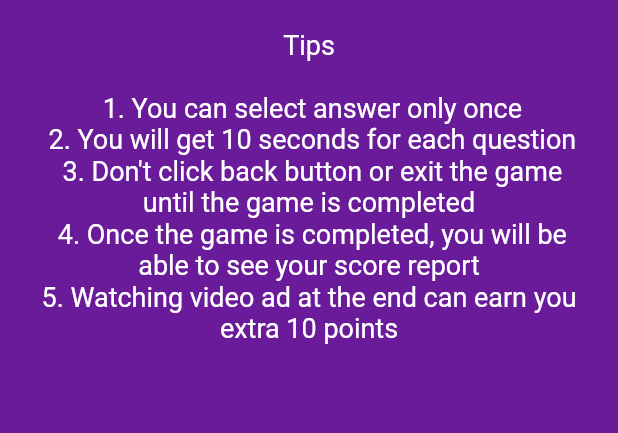
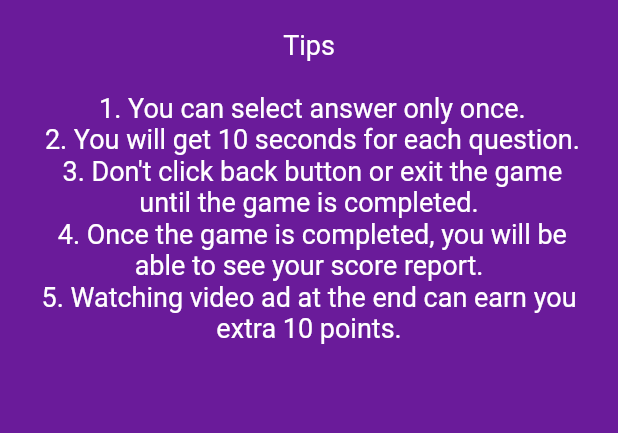
Before and after one commit to manish-poudel/surprize, a Flutter app: the AppIntroPage widget shown alone on an empty page, opened directly, swiped to page 4, on a phone screen of 412 x 824 dp. Shown: the part 736-1169 px from the top of the screen. Run offline on Flutter 3.47's test engine with Material 2 defaults, Android fonts, the phone set to English and light mode, and no system bars; drawn by our look-alikes of intro_slider; our stand-ins replace cached_network_image, carousel_slider, cloud_firestore, connectivity, firebase_auth, firebase_messaging and 10 more; missing offline and left inert: add_2_calendar, admob_flutter, audioplayer, esys_flutter_share, firebase_admob, flutter_cupertino_date_picker; accounts and stored records are empty; statements that could not run were skipped.

Commit message:
Improved UI.

```diff
--- a/lib/AccountPage.dart
+++ b/lib/AccountPage.dart
@@ -69,7 +69,7 @@ class _AccountPageState extends State<AccountPage> {
               Icon(icon, color: Colors.blueGrey[300], size: 64),
               Padding(
                 padding: const EdgeInsets.all(8.0),
-                child: Text(message, textAlign:TextAlign.center,style: TextStyle(color: Colors.blueGrey,fontFamily: 'Raleway',fontWeight: FontWeight.w300,fontSize: 14)),
+                child: Text(message, textAlign:TextAlign.center,style: TextStyle(color: Colors.blueGrey,fontFamily: 'Raleway',fontWeight: FontWeight.w400,fontSize: 14)),
               ),
               FlatButton(
                   child: Text("Send",
@@ -162,7 +162,7 @@ class _AccountPageState extends State<AccountPage> {
                               Text("Change email",
                                   style: TextStyle(
                                       fontFamily: 'Raleway',
-                                      fontWeight: FontWeight.w300,
+                                      fontWeight: FontWeight.w400,
                                       fontSize: 18,
                                       color: Colors.black)),
                               Text(
--- a/lib/AppIntroPage.dart
+++ b/lib/AppIntroPage.dart
@@ -56,11 +56,11 @@ class _AppIntroPageState extends State<AppIntroPage> {
         description: "Surprize Challenge allows you to play quiz and earn cash prize. "
             "Game time will be notified in the app and you will get notification before the game starts. \n \n"
             "Tips\n \n "
-            "1. You can select answer only once \n "
-            "2. You will get 10 seconds for each question \n "
-            "3. Don't click back button or exit the game until the game is completed \n "
-            "4. Once the game is completed, you will be able to see your score report \n"
-            "5. Watching video ad at the end can earn you extra 10 points ",
+            "1. You can select answer only once. \n "
+            "2. You will get 10 seconds for each question. \n "
+            "3. Don't click back button or exit the game until the game is completed. \n "
+            "4. Once the game is completed, you will be able to see your score report. \n"
+            "5. Watching video ad at the end can earn you extra 10 points. ",
         pathImage: ImageResources.helpSurprize,
         backgroundColor: Colors.purple[800]
     );
@@ -70,9 +70,9 @@ class _AppIntroPageState extends State<AppIntroPage> {
         title: "Daily Quiz Challenge",
         description: "Daily Quiz Challenge allows you to play quiz and earn cash prize. The game is opened for a period of 24 hours and can only be played once.\n\n"
             "Tips\n \n "
-            "1. You can select answer only once \n "
-            "2. You will get 10 seconds for each question \n "
-            "3. Don't click back button or exit the game until the game is completed \n ",
+            "1. You can select answer only once. \n "
+            "2. You will get 10 seconds for each question. \n "
+            "3. Don't click back button or exit the game until the game is completed. \n ",
         pathImage: ImageResources.helpDQC,
         backgroundColor: Colors.purple[800]
     );
@@ -99,7 +99,7 @@ class _AppIntroPageState extends State<AppIntroPage> {
     Slide slideQuizLetters = Slide(
         title: "Quiz Letters",
         description: "Quiz letters is a fun way to play quiz and test your knowledge on different subject with interesting facts."
-            "\n \n You will be provided with new quiz letter every day. Play them to increase your chance of winning Daily Quiz Challenge."
+            "\n \n You will be provided with new quiz letter every day. Play them to increase your chance of winning Surprize Challenge."
             ,
         pathImage: ImageResources.helpQuizLetter,
         backgroundColor: Colors.purple[800]
--- a/lib/ChangeCredentialPage.dart
+++ b/lib/ChangeCredentialPage.dart
@@ -146,7 +146,7 @@ class _ChangeCredentialPageState extends State<ChangeCredentialPage> {
                 padding: const EdgeInsets.only(top:16.0,left:16.0),
                 child: Row(
                   children: <Widget>[
-                    Text("Change password for: ",style: TextStyle(color: Colors.blueGrey,fontFamily: 'Raleway',fontWeight: FontWeight.w300,fontSize: 14)),
+                    Text("Change password for: ",style: TextStyle(color: Colors.blueGrey,fontFamily: 'Raleway',fontWeight: FontWeight.w400,fontSize: 14)),
                     Text(UserMemory().getPlayer().email,style: TextStyle(color: Colors.blueGrey,fontFamily: 'Raleway',fontWeight: FontWeight.w600,fontSize: 14)),
                   ],
                 ),
@@ -224,7 +224,7 @@ class _ChangeCredentialPageState extends State<ChangeCredentialPage> {
             Icon(icon, color: Colors.blueGrey[300], size: 64),
             Padding(
               padding: const EdgeInsets.all(8.0),
-              child: Text(message, textAlign:TextAlign.center,style: TextStyle(color: Colors.blueGrey,fontFamily: 'Raleway',fontWeight: FontWeight.w300,fontSize: 14)),
+              child: Text(message, textAlign:TextAlign.center,style: TextStyle(color: Colors.blueGrey,fontFamily: 'Raleway',fontWeight: FontWeight.w400,fontSize: 14)),
             ),
             FlatButton(
                 child: Text("Send",
@@ -249,7 +249,7 @@ class _ChangeCredentialPageState extends State<ChangeCredentialPage> {
               padding: const EdgeInsets.only(top:16.0,left:16.0),
               child: Row(
                 children: <Widget>[
-                  Text("Your current email address: ",style: TextStyle(color: Colors.blueGrey,fontFamily: 'Raleway',fontWeight: FontWeight.w300,fontSize: 14)),
+                  Text("Your current email address: ",style: TextStyle(color: Colors.blueGrey,fontFamily: 'Raleway',fontWeight: FontWeight.w400,fontSize: 14)),
                   Text(UserMemory().getPlayer().email,style: TextStyle(color: Colors.blueGrey,fontFamily: 'Raleway',fontWeight: FontWeight.w600,fontSize: 14)),
                 ],
               ),
--- a/lib/EmailChangeSuccess.dart
+++ b/lib/EmailChangeSuccess.dart
@@ -31,7 +31,7 @@ class _EmailChangeSuccessState extends State<EmailChangeSuccess> {
             padding: const EdgeInsets.only(top:16.0,left:16.0),
             child: Row(
               children: <Widget>[
-                Text("Email changed to: ",style: TextStyle(color: Colors.blueGrey,fontFamily: 'Raleway',fontWeight: FontWeight.w300,fontSize: 14)),
+                Text("Email changed to: ",style: TextStyle(color: Colors.blueGrey,fontFamily: 'Raleway',fontWeight: FontWeight.w400,fontSize: 14)),
                 Text(widget.email,style: TextStyle(color: Colors.blueGrey,fontFamily: 'Raleway',fontWeight: FontWeight.w600,fontSize: 14)),
               ],
             ),
@@ -40,10 +40,10 @@ class _EmailChangeSuccessState extends State<EmailChangeSuccess> {
             padding: const EdgeInsets.all(16.0),
             child: Column(
               children: <Widget>[
-                Text("A verification link has been sent to your email address. Click on it to verify your account!",style: TextStyle(color: Colors.blueGrey,fontFamily: 'Raleway',fontWeight: FontWeight.w300,fontSize: 14)),
+                Text("A verification link has been sent to your email address. Click on it to verify your account!",style: TextStyle(color: Colors.blueGrey,fontFamily: 'Raleway',fontWeight: FontWeight.w400,fontSize: 14)),
                 Padding(
                   padding: const EdgeInsets.only(top:8.0),
-                  child: Text("Note: if you are unable to find the email sent by us, please make sure to check your spam folder",style: TextStyle(color: Colors.blueGrey,fontFamily: 'Raleway',fontWeight: FontWeight.w300,fontSize: 14)),
+                  child: Text("Note: if you are unable to find the email sent by us, please make sure to check your spam folder",style: TextStyle(color: Colors.blueGrey,fontFamily: 'Raleway',fontWeight: FontWeight.w400,fontSize: 14)),
                 ),
               ],
             ),
--- a/lib/LoginPage.dart
+++ b/lib/LoginPage.dart
@@ -140,7 +140,7 @@ class LoginPageState extends State<LoginPage> {
                                     color: Colors.white,
                                     fontSize: 18,
                                     fontFamily: 'Raleway',
-                                    fontWeight: FontWeight.w300))),
+                                    fontWeight: FontWeight.w400))),
                       ),
                     )
                   ],
--- a/lib/NoticeReadingPage.dart
+++ b/lib/NoticeReadingPage.dart
@@ -39,7 +39,7 @@ class NoticeReadingPageState extends State<NoticeReadingPage>{
         newsTitle(),
         Visibility(visible: widget.notice.photoUrl != null, child: Center(child: newsImage())),
         newsBody(),
-        Container(height: 48)
+        Container(height: 120)
       ],),
     );
   }
--- a/lib/PoliciesPage.dart
+++ b/lib/PoliciesPage.dart
@@ -44,7 +44,7 @@ class _PoliciesPageState extends State<PoliciesPage> {
                   padding: const EdgeInsets.only(left:16.0),
                   child: Icon(icon, color: Colors.purple,),
                 ),
-                FlatButton(child: Text(name,style: TextStyle(fontFamily: 'Raleway', fontWeight:FontWeight.w300,fontSize:18,color: Colors.black)),onPressed: onPressed),
+                FlatButton(child: Text(name,style: TextStyle(fontFamily: 'Raleway', fontWeight:FontWeight.w400,fontSize:18,color: Colors.black)),onPressed: onPressed),
               ],
             )),
       ),
--- a/lib/QuizLettersPage.dart
+++ b/lib/QuizLettersPage.dart
@@ -83,7 +83,7 @@ class _QuizLettersPageState extends State<QuizLettersPage> {
     SQLiteManager().initAppDatabase();
     this._openedQuizId = (widget._openedQuizId != null?widget._openedQuizId:"0");
     getQuizLetters();
-    _admobBanner = AdmobBanner(adUnitId: BannerAd.testAdUnitId, adSize: AdmobBannerSize.BANNER,
+    _admobBanner = AdmobBanner(adUnitId: GoogleAdManager.quizLetterBannerAdId, adSize: AdmobBannerSize.BANNER,
       listener: (AdmobAdEvent event, Map<String, dynamic> args){
         handleBannerAdEvent(event, args);
       },
--- a/lib/RegistrationOptionPage.dart
+++ b/lib/RegistrationOptionPage.dart
@@ -67,7 +67,7 @@ class _RegistrationOptionPageState extends State<RegistrationOptionPage> {
                   child: Center(
                     child: FlatButton(color:Colors.green,onPressed:()=> AppHelper.cupertinoRoute(context, RegistrationPage()),
                         child: Text("Sign up",
-                            style: TextStyle(color:Colors.white,fontSize: 18,fontFamily: 'Raleway', fontWeight:FontWeight.w300))),
+                            style: TextStyle(color:Colors.white,fontSize: 18,fontFamily: 'Raleway', fontWeight:FontWeight.w400))),
                   )),
 
                 Center(
@@ -84,7 +84,7 @@ class _RegistrationOptionPageState extends State<RegistrationOptionPage> {
                       children: <Widget>[
                         FlatButton(color:const Color(0xFFD44638),onPressed:()=> signInWithGoogle(),
                             child: Text("Gmail",
-                                style: TextStyle(color:Colors.white,fontSize: 18,fontFamily: 'Raleway', fontWeight:FontWeight.w300)))
+                                style: TextStyle(color:Colors.white,fontSize: 18,fontFamily: 'Raleway', fontWeight:FontWeight.w400)))
                       ],
                     ),
                   ),
--- a/lib/SettingPage.dart
+++ b/lib/SettingPage.dart
@@ -114,7 +114,7 @@ class _SettingPageState extends State<SettingPage> {
                   Text(name,
                       style: TextStyle(
                           fontFamily: 'Raleway',
-                          fontWeight: FontWeight.w300,
+                          fontWeight: FontWeight.w400,
                           fontSize: 18,
                           color: Colors.black)),
                   Visibility(
--- a/lib/SurprizeGamePlayPage.dart
+++ b/lib/SurprizeGamePlayPage.dart
@@ -328,7 +328,6 @@ class SurprizeGamePlayPageState
           _quizState = QuizState.fromMap(snapshot.data);
           if (_quizState.quizState ==
               CurrentQuizState.QUIZ_IS_ON_AND_QUESTION_IS_BEING_DISPLAYED) {
-
             setState(() {
               _readyToShowQuestion = true;
             });
@@ -371,6 +370,7 @@ class SurprizeGamePlayPageState
     _fadeInAnimation.forward();
   }
 
+  BuildContext _pageContext;
   @override
   Widget build(BuildContext context) {
     return MaterialApp(
--- a/pubspec.yaml
+++ b/pubspec.yaml
@@ -7,7 +7,7 @@ description: A quiz app
 # Both the version and the builder number may be overridden in flutter
 # build by specifying --build-name and --build-number, respectively.
 # Read more about versioning at semver.org.
-version: 1.4.0+10
+version: 2.0.0+11
 
 environment:
   sdk: ">=2.2.0 <3.0.0"
```
Also changed, not shown: lib/DQCGamePlayPage.dart (+45 -10 lines), lib/DQCQuestionRetrievePage.dart (+0 -8 lines), lib/GoogleAds/GoogleAdManager.dart (+6 -6 lines), lib/Helper/AppHelper.dart (+6 -9 lines), lib/PlayerDashboard.dart (+2 -14 lines), lib/SurprizeNavigationDrawerWidget.dart (+2 -14 lines), lib/SurprizeSummaryPage.dart (+7 -8 lines).
